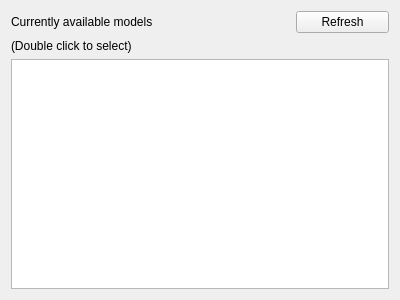
Above: OllamaGui/src/ui/selectmodel.ui from akamlah/ollama-gui before the change. Below: the same form after it.
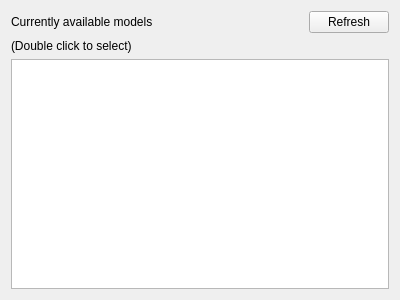
That is the form after the change.

The edit to the form file:
```diff
--- a/OllamaGui/src/ui/selectmodel.ui
+++ b/OllamaGui/src/ui/selectmodel.ui
@@ -19,7 +19,7 @@
     <layout class="QVBoxLayout" name="verticalLayout">
 
      <item>
-      <layout class="QHBoxLayout" name="horizontalLayout" stretch="3,1">
+      <layout class="QHBoxLayout" name="horizontalLayout" stretch="10,1">
        <item>
         <widget class="QLabel" name="currentlyLoadedLabel">
          <property name="text">
```
